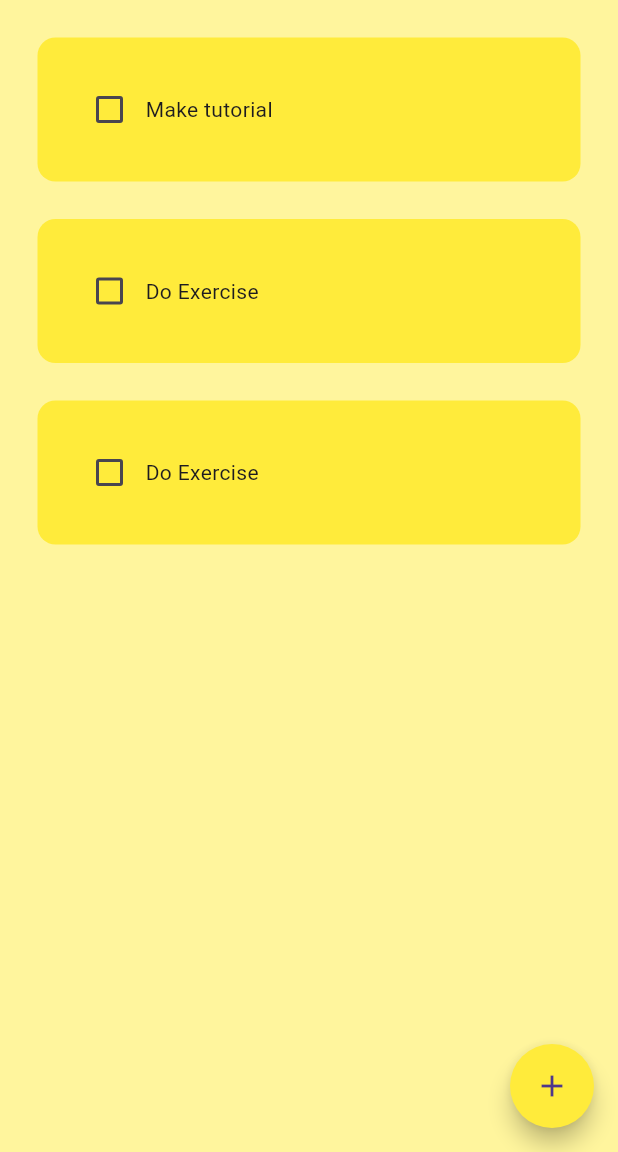
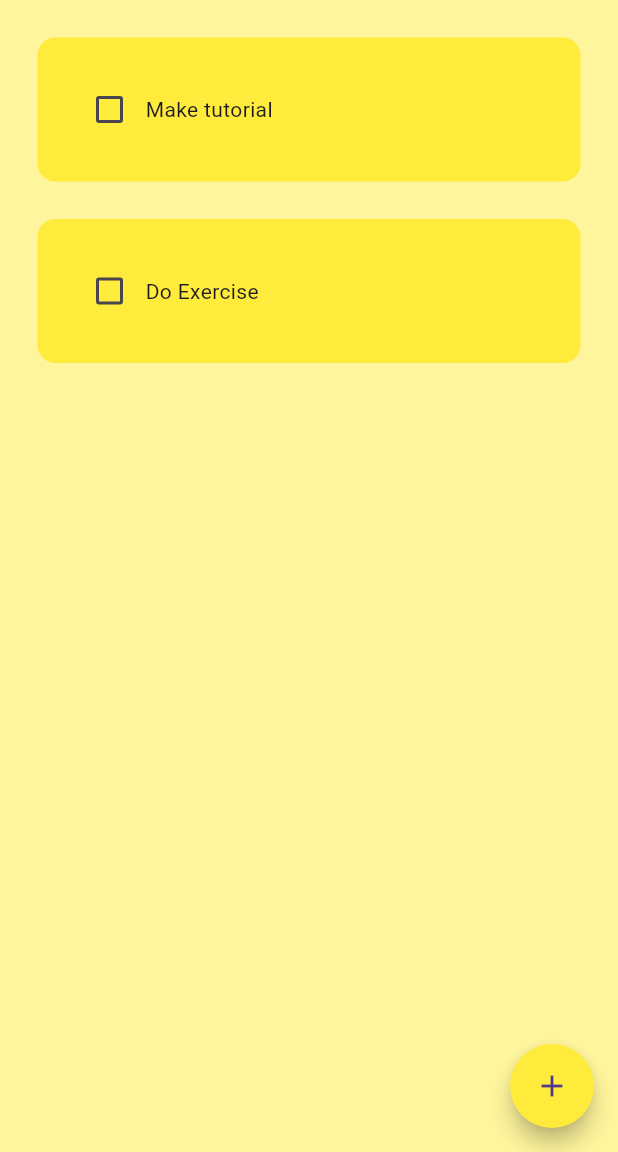
Before and after one commit to sank4lp55/my-tasks, a Flutter app: the screen it shows after launch, on a phone screen of 412 x 824 dp, the part 84-1236 px from its top. Run offline on Flutter 3.47's test engine with Material 3 defaults, Android fonts, the phone set to English and light mode, and no system bars; drawn by our look-alikes of flutter_slidable.

```diff
--- a/lib/homepage.dart
+++ b/lib/homepage.dart
@@ -17,7 +17,6 @@ class _HomepageState extends State<Homepage> {
   List toDoList = [
     ["Make tutorial", false],
     ["Do Exercise", false],
-    ["Do Exercise", false]
   ];
 
   //checkbox was tapped
```
